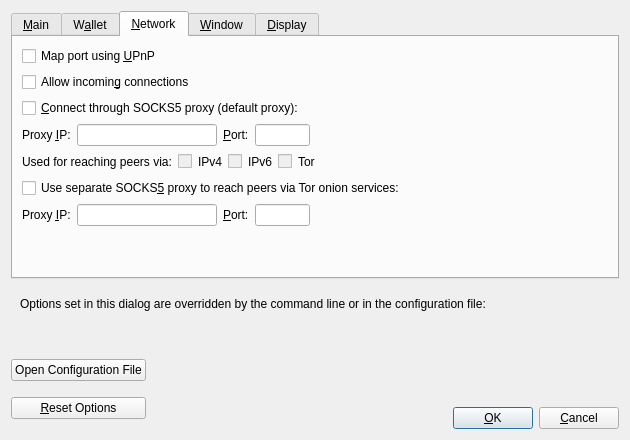
Above: src/qt/forms/optionsdialog.ui from equalishcoin/equalishcoind before the change. Below: the same form after it.
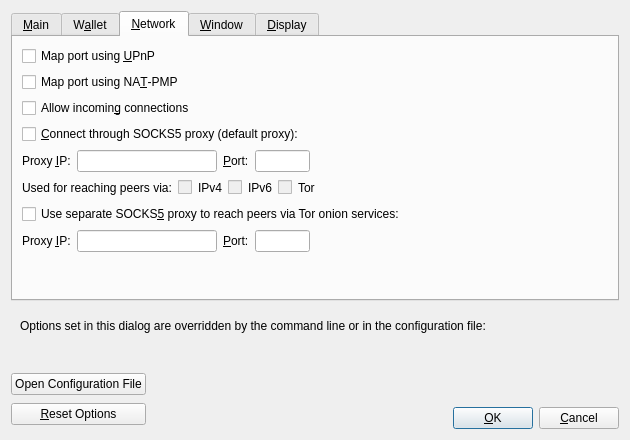
That is the form after the change. The open tabs and pages were chosen to show the change. Custom widgets are drawn as their Qt base class.

Commit message: gui: Add NAT-PMP network option

What changed in the file:
```diff
--- a/src/qt/forms/optionsdialog.ui
+++ b/src/qt/forms/optionsdialog.ui
@@ -229,6 +229,16 @@
          </property>
         </widget>
        </item>
+       <item>
+        <widget class="QCheckBox" name="mapPortNatpmp">
+         <property name="toolTip">
+          <string>Automatically open the Bitcoin client port on the router. This only works when your router supports NAT-PMP and it is enabled. The external port could be random.</string>
+         </property>
+         <property name="text">
+          <string>Map port using NA&amp;T-PMP</string>
+         </property>
+        </widget>
+       </item>
        <item>
         <widget class="QCheckBox" name="allowIncoming">
          <property name="toolTip">
```
The commit also changes 1 other file.
